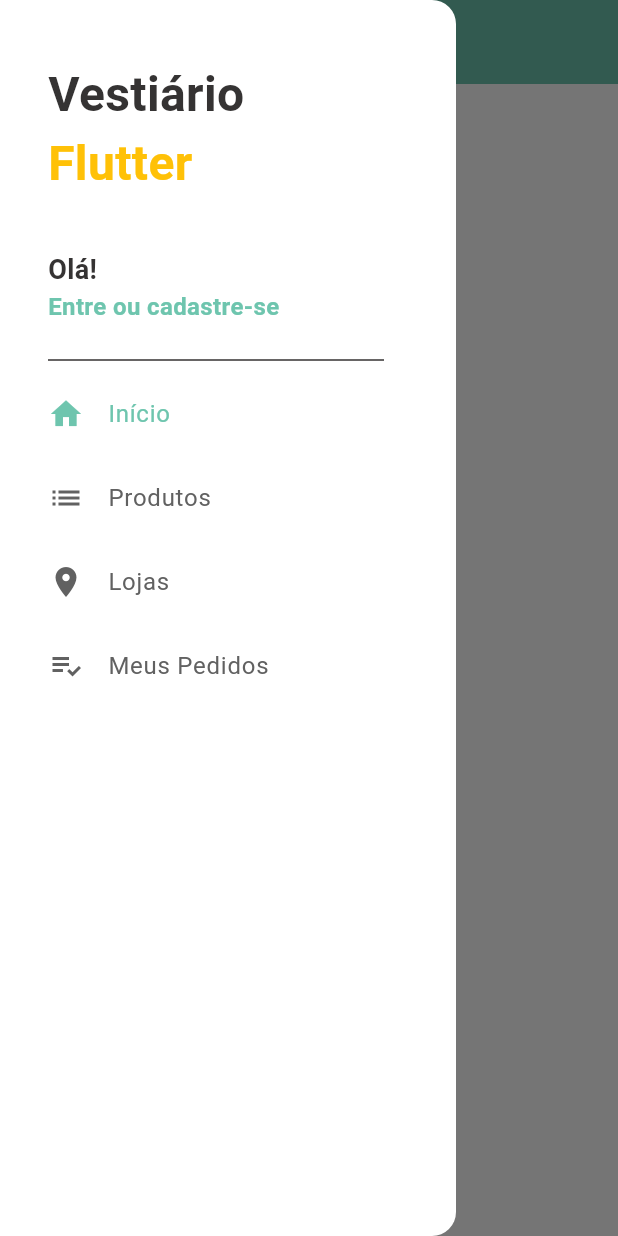
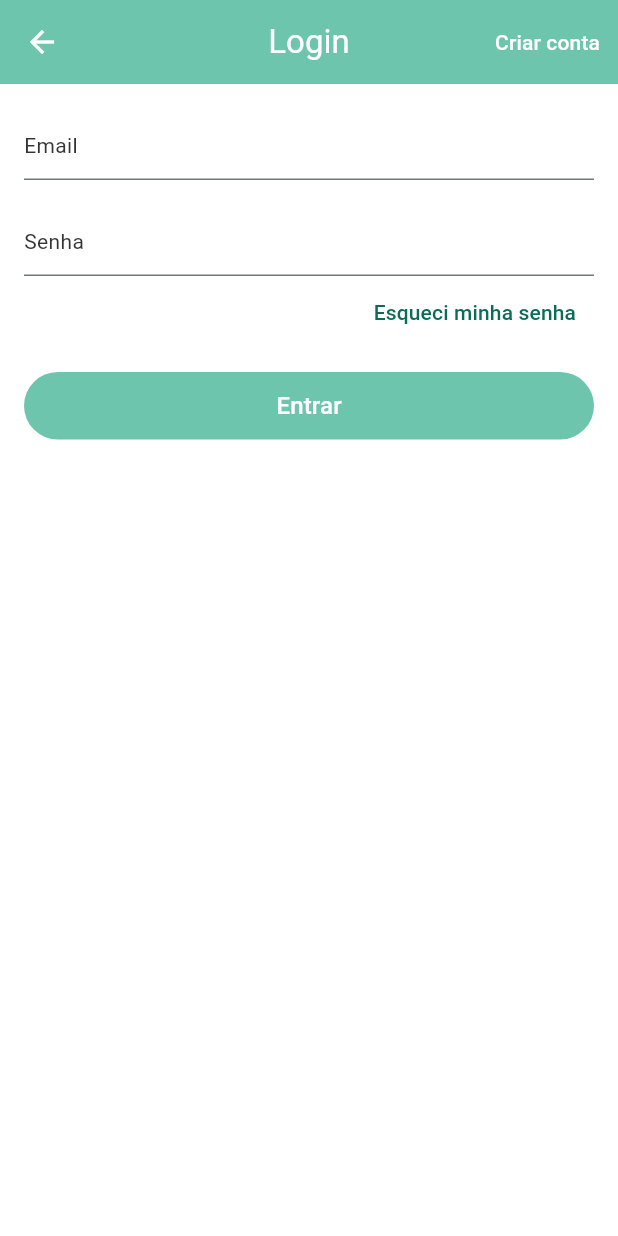
Before and after one commit to im-danielp/loja_virtual, a Flutter app: the screen it shows after launch, in the side drawer, after a tap on "Entre ou cadastre-se", on a phone screen of 412 x 824 dp. Run offline on Flutter 3.47's test engine with Material 3 defaults, Android fonts, the phone set to English and light mode, and no system bars; our stand-ins replace cached_network_image, carousel_slider, cloud_firestore, firebase_core, transparent_image; accounts and stored records are empty.

Commit message:
Login e SingUp

```diff
--- a/lib/main.dart
+++ b/lib/main.dart
@@ -32,6 +32,11 @@ class MyApp extends StatelessWidget {
           foregroundColor: Colors.white,
         ),
         cardTheme: CardThemeData(color: Colors.white),
+        filledButtonTheme: FilledButtonThemeData(
+          style: ButtonStyle(
+            backgroundColor: WidgetStatePropertyAll(corPrimaria),
+          ),
+        ),
       ),
       home: HomeScreen(),
     );
--- /dev/null
+++ b/lib/screens/login_screen.dart
@@ -0,0 +1,77 @@
+import 'package:flutter/material.dart';
+import 'package:loja_virtual/screens/sign_up_screen.dart';
+
+class LoginScreen extends StatelessWidget {
+  LoginScreen({super.key});
+
+  final _formKey = GlobalKey<FormState>();
+
+  @override
+  Widget build(BuildContext context) {
+    return Scaffold(
+      appBar: AppBar(
+        title: Text('Login'),
+        centerTitle: true,
+        actions: [
+          TextButton(
+            child: Text(
+              'Criar conta',
+              style: TextStyle(color: Colors.white),
+            ),
+            onPressed: () {
+              Navigator.pushReplacement(
+                context,
+                MaterialPageRoute(builder: (context) => SignUpScreen()),
+              );
+            },
+          ),
+        ],
+      ),
+      body: Form(
+        key: _formKey,
+        child: ListView(
+          padding: EdgeInsets.all(16),
+          children: [
+            TextFormField(
+              keyboardType: TextInputType.emailAddress,
+              decoration: InputDecoration(hint: Text('Email')),
+              validator: (text) {
+                if (text!.isEmpty || !text.contains('@')) return 'E-mail inválido';
+                return null;
+              },
+            ),
+            SizedBox(height: 16),
+            TextFormField(
+              obscureText: true,
+              decoration: InputDecoration(hint: Text('Senha')),
+              validator: (text) {
+                if (text == '' || text!.length < 6) return 'Senha inválida';
+                return null;
+              },
+            ),
+            Align(
+              alignment: Alignment.centerRight,
+              child: TextButton(
+                onPressed: () {},
+                child: Text('Esqueci minha senha'),
+              ),
+            ),
+            SizedBox(height: 16),
+            SizedBox(
+              height: 45,
+              child: FilledButton(
+                onPressed: () {
+                  if (_formKey.currentState!.validate()) {}
+                },
+                child: Text(
+                  'Entrar',
+                  style: TextStyle(fontSize: 16),
+                ),
+              ),
+            ),
+          ],
+        ),
+      ),
+    );
+  }
+}
--- a/lib/widgets/custom_drawer.dart
+++ b/lib/widgets/custom_drawer.dart
@@ -1,4 +1,5 @@
 import 'package:flutter/material.dart';
+import 'package:loja_virtual/screens/login_screen.dart';
 import 'package:loja_virtual/tiles/drawer_tile.dart';
 
 class CustomDrawer extends StatelessWidget {
@@ -52,7 +53,12 @@ class CustomDrawer extends StatelessWidget {
                                 color: Theme.of(context).primaryColor,
                               ),
                             ),
-                            onTap: () {},
+                            onTap: () {
+                              Navigator.push(
+                                context,
+                                MaterialPageRoute(builder: (context) => LoginScreen()),
+                              );
+                            },
                           ),
                         ],
                       ),
```
Also changed, not shown: lib/screens/product_screen.dart (+39 -2 lines), lib/screens/sign_up_screen.dart (added, +71 -0 lines).
